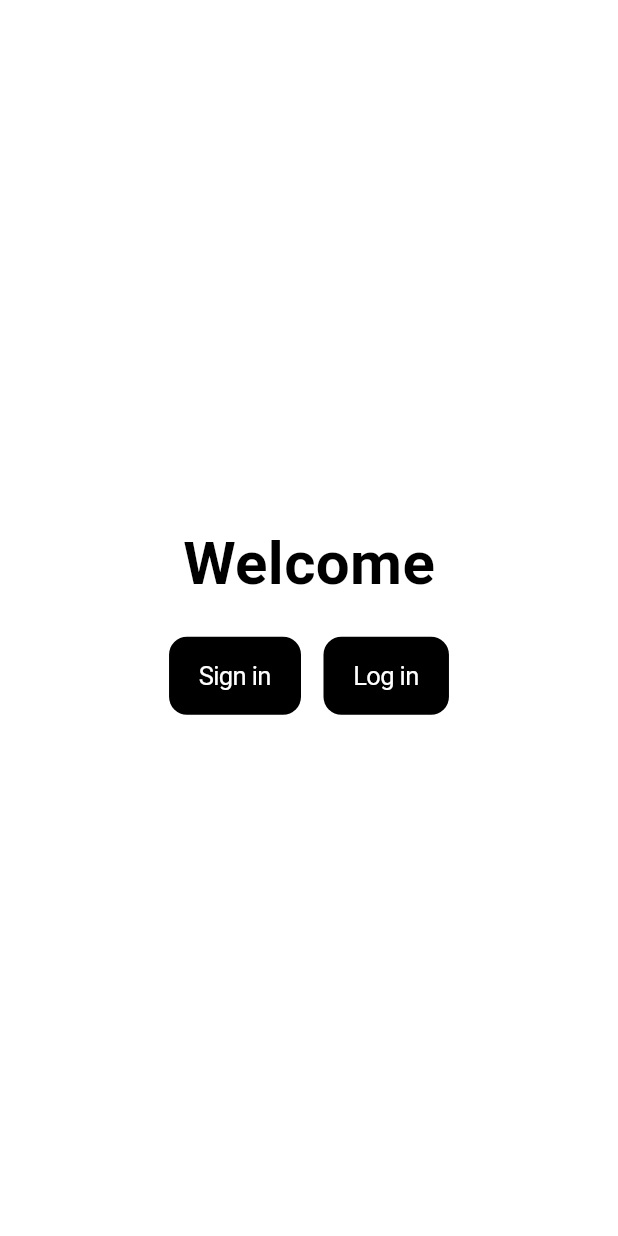
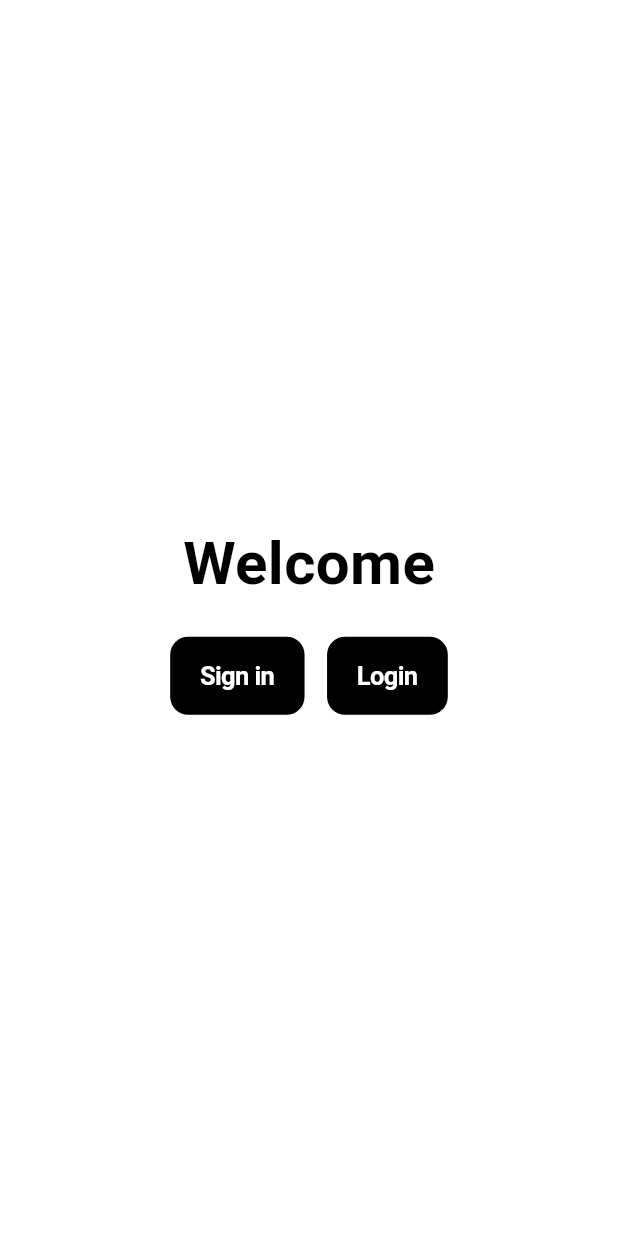
Before and after one commit to anshmehta1964/firebase_crud_leveraging_clean_architecture, a Flutter app: the screen it shows after launch, on a phone screen of 412 x 824 dp. Run offline on Flutter 3.47's test engine with Material 3 defaults, Android fonts, the phone set to English and light mode, and no system bars; our stand-ins replace bloc, cloud_firestore, connectivity_plus, dio, email_validator, firebase_auth and 10 more; accounts and stored records are empty.

Commit message:
succesfully reduced code

```diff
--- a/lib/firebaseCRUD/fb_home_screen.dart
+++ /dev/null
@@ -1,71 +0,0 @@
-import 'package:api_handling/firebaseCRUD/fb_signup_screen.dart';
-import 'package:api_handling/firebaseCRUD/firebase%20login/firebase_login_bloc.dart';
-import 'package:api_handling/firebaseCRUD/firebase%20signup/firebase_signup_bloc.dart';
-import 'package:flutter/cupertino.dart';
-import 'package:flutter/material.dart';
-import 'package:flutter_bloc/flutter_bloc.dart';
-
-import 'fb_login_screen.dart';
-
-class fbHomeScreen extends StatelessWidget {
-  const fbHomeScreen({super.key});
-
-  @override
-  Widget build(BuildContext context) {
-    return Scaffold(
-      backgroundColor: Theme.of(context).colorScheme.surface,
-        body: Center(
-          child: Column(
-            mainAxisAlignment: MainAxisAlignment.center,
-            crossAxisAlignment: CrossAxisAlignment.center,
-            children: [
-              Text('Welcome',
-                style: TextStyle(
-                    color: Theme.of(context).colorScheme.primary,
-                    fontWeight: FontWeight.bold,
-                    fontSize: 40
-                ),
-              ),
-              SizedBox(height: 20),
-              Row(
-                mainAxisAlignment: MainAxisAlignment.center,
-                children: [
-                  CupertinoButton(
-                      color: Theme.of(context).colorScheme.primary,
-                      child: Text('Sign in',
-                        style: TextStyle(
-                            color: Theme.of(context).colorScheme.secondary
-                        ),
-                      ),
-                      onPressed: () {
-                        Navigator.push(
-                            context, CupertinoPageRoute(builder: (context) =>
-                            BlocProvider(
-                              create: (context) => FirebaseSignupBloc(),
-                              child: FbSignUp(),
-                            )));
-                      }),
-                  SizedBox(width: 15),
-                  CupertinoButton(
-                      color: Theme.of(context).colorScheme.primary,
-                      child: Text('Log in',
-                          style: TextStyle(
-                              color: Theme.of(context).colorScheme.secondary
-                          )
-                      ),
-                      onPressed: () {
-                        Navigator.push(context, CupertinoPageRoute(
-                            builder: (context) =>
-                                BlocProvider(
-                                  create: (context) => FirebaseLoginBloc(),
-                                  child: FbLogin(),
-                                )));
-                      })
-                ],
-              )
-            ],
-          ),
-        )
-    );
-  }
-}
--- a/lib/firebaseCRUD/fb_login_screen.dart
+++ b/lib/firebaseCRUD/fb_login_screen.dart
@@ -1,10 +1,5 @@
-import 'dart:developer';
-
-import 'package:api_handling/firebaseCRUD/auth_service.dart';
 import 'package:api_handling/firebaseCRUD/components/MyTextField.dart';
 import 'package:api_handling/firebaseCRUD/components/MyTitles.dart';
-import 'package:api_handling/firebaseCRUD/crud_screen.dart';
-import 'package:api_handling/firebaseCRUD/firebase%20crud%20bloc/firebase_crud_bloc.dart';
 import 'package:api_handling/firebaseCRUD/routes/routes_name.dart';
 import 'package:flutter/cupertino.dart';
 import 'package:flutter/material.dart';
--- a/lib/firebaseCRUD/routes/routes.dart
+++ b/lib/firebaseCRUD/routes/routes.dart
@@ -1,5 +1,5 @@
 import 'package:api_handling/firebaseCRUD/crud_screen.dart';
-import 'package:api_handling/firebaseCRUD/fb_home_screen.dart';
+import 'package:api_handling/firebaseCRUD/screens/home%20screen/fb_home_screen.dart';
 import 'package:api_handling/firebaseCRUD/fb_login_screen.dart';
 import 'package:api_handling/firebaseCRUD/fb_signup_screen.dart';
 import 'package:api_handling/firebaseCRUD/firebase%20crud%20bloc/firebase_crud_bloc.dart';
--- /dev/null
+++ b/lib/firebaseCRUD/screens/home screen/fb_home_screen.dart
@@ -0,0 +1,53 @@
+import 'package:api_handling/firebaseCRUD/components/MyCupertinoButton.dart';
+import 'package:api_handling/firebaseCRUD/fb_signup_screen.dart';
+import 'package:api_handling/firebaseCRUD/firebase%20login/firebase_login_bloc.dart';
+import 'package:api_handling/firebaseCRUD/firebase%20signup/firebase_signup_bloc.dart';
+import 'package:api_handling/firebaseCRUD/routes/routes_name.dart';
+import 'package:flutter/cupertino.dart';
+import 'package:flutter/material.dart';
+import 'package:flutter_bloc/flutter_bloc.dart';
+
+import '../../fb_login_screen.dart';
+
+class fbHomeScreen extends StatelessWidget {
+  const fbHomeScreen({super.key});
+
+  @override
+  Widget build(BuildContext context) {
+    return Scaffold(
+      backgroundColor: Theme.of(context).colorScheme.surface,
+        body: Center(
+          child: Column(
+            mainAxisAlignment: MainAxisAlignment.center,
+            crossAxisAlignment: CrossAxisAlignment.center,
+            children: [
+              Text('Welcome',
+                style: TextStyle(
+                    color: Theme.of(context).colorScheme.primary,
+                    fontWeight: FontWeight.bold,
+                    fontSize: 40
+                ),
+              ),
+              SizedBox(height: 20),
+              Row(
+                mainAxisAlignment: MainAxisAlignment.center,
+                children: [
+                  MyCupertinoButton(onPress: (){
+                    Navigator.pushNamed(context, RoutesName.signUpScreen);
+                    },
+                      title: 'Sign in'),
+                  SizedBox(width: 15),
+                  MyCupertinoButton(
+                      onPress: (){
+                        Navigator.pushNamed(context, RoutesName.loginScreen);
+                      },
+                      title: 'Login'
+                  )
+                ],
+              )
+            ],
+          ),
+        )
+    );
+  }
+}
```
Also changed, not shown: lib/firebaseCRUD/crud_screen.dart (+3 -8 lines).
